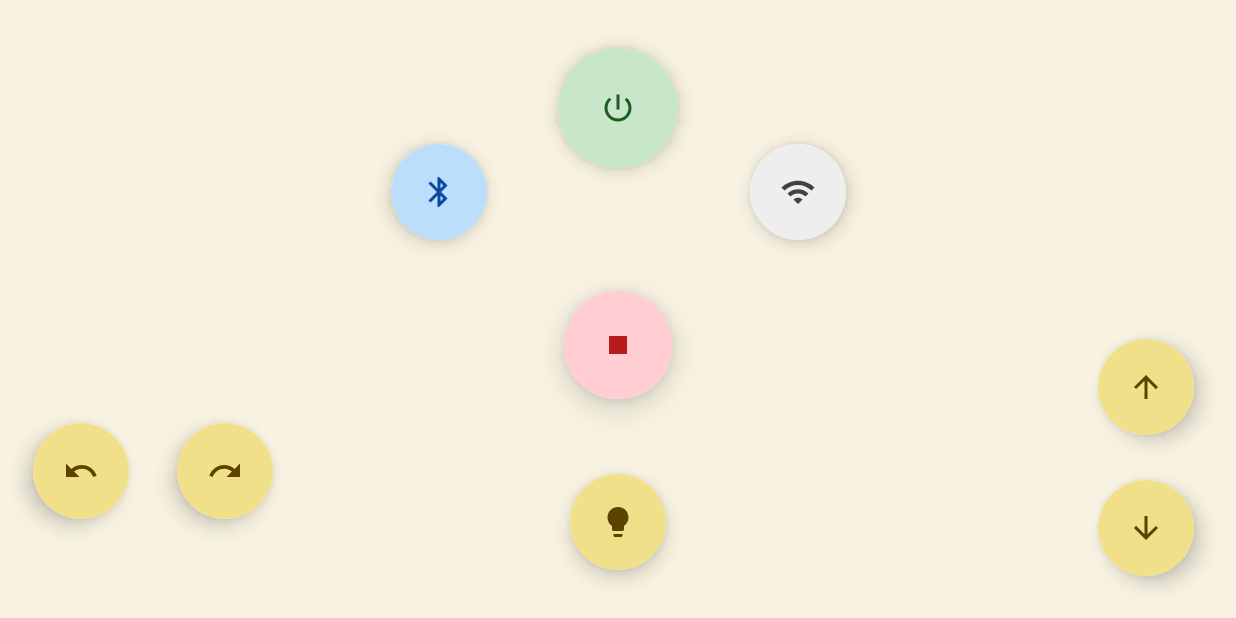
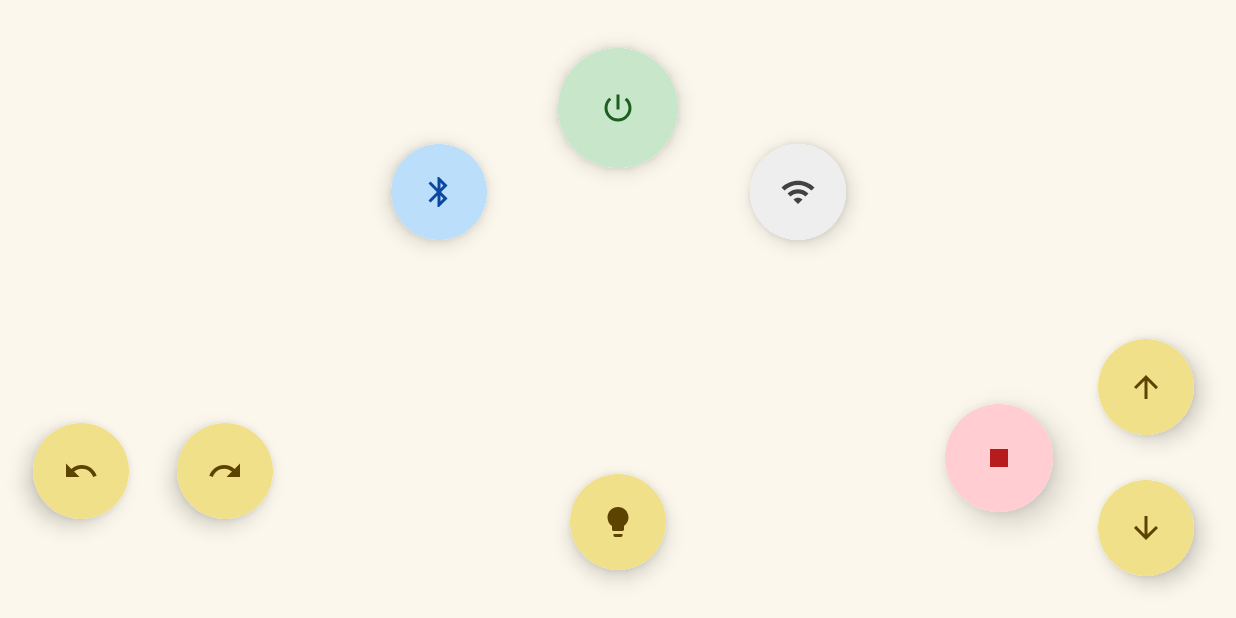
Before and after one commit to Ismael-droid-01/control_remoto, an Android app built with Jetpack Compose: the screen it shows after launch (MainActivity), on a phone screen of 824 x 412 dp (held sideways). Run offline under Robolectric (Android 15) with nearby library versions, the phone set to English and light mode, and no system bars.

Commit message:
Reposicionamiento del boton stop

```diff
--- a/app/src/main/java/com/example/control_remoto/ui/RemoteControlUI.kt
+++ b/app/src/main/java/com/example/control_remoto/ui/RemoteControlUI.kt
@@ -190,11 +190,40 @@ fun RemoteControlUI(modifier: Modifier = Modifier) {
             }
         }
 
-        // 🔼🔽 Arriba y Abajo (color primario)
-        Column(
+        // 🔼🔽 Arriba, Abajo y ⛔ Stop (botón stop a la izquierda)
+        Row(
             modifier = Modifier
                 .align(Alignment.BottomEnd)
                 .padding(12.dp),
+            horizontalArrangement = Arrangement.spacedBy(30.dp),
+            verticalAlignment = Alignment.CenterVertically
+        ) {
+            // Botón Stop
+            Surface(
+                shape = CircleShape,
+                shadowElevation = 12.dp,
+                modifier = Modifier.size(72.dp)
+            ) {
+                IconButton(
+                    onClick = {
+                        showMessage("Parale a tu tren")
+                        bleServer?.sendText("Stop")
+                    },
+                    modifier = Modifier
+                        .background(stopBackground, CircleShape)
+                        .fillMaxSize()
+                        .buttonBorder(stopBackground)
+                ) {
+                    Icon(
+                        Icons.Filled.Stop,
+                        contentDescription = "Stop",
+                        tint = stopIconColor
+                    )
+                }
+            }
+
+            // Columna con Arriba y Abajo
+            Column(
                 verticalArrangement = Arrangement.spacedBy(30.dp),
                 horizontalAlignment = Alignment.CenterHorizontally
             ) {
@@ -244,32 +273,6 @@ fun RemoteControlUI(modifier: Modifier = Modifier) {
                     }
                 }
             }
-
-        // ⛔ Botón Stop con color propio
-        Surface(
-            shape = CircleShape,
-            shadowElevation = 12.dp,
-            modifier = Modifier
-                .align(Alignment.BottomCenter)
-                .padding(bottom = 130.dp)
-                .size(72.dp)
-        ) {
-            IconButton(
-                onClick = {
-                    showMessage("Parale a tu tren")
-                    bleServer?.sendText("Stop")
-                },
-                modifier = Modifier
-                    .background(stopBackground, CircleShape)
-                    .fillMaxSize()
-                    .buttonBorder(stopBackground)
-            ) {
-                Icon(
-                    Icons.Filled.Stop,
-                    contentDescription = "Stop",
-                    tint = stopIconColor
-                )
-            }
         }
 
         // 💡 Botón Luces (color primario)
--- a/app/src/main/java/com/example/control_remoto/ui/theme/RemoteControlTheme.kt
+++ b/app/src/main/java/com/example/control_remoto/ui/theme/RemoteControlTheme.kt
@@ -6,7 +6,7 @@ import androidx.compose.ui.graphics.Color
 import androidx.compose.foundation.isSystemInDarkTheme
 
 private val LightColors = lightColorScheme(
-    primary = Color(0xFFD9A800),             // Amarillo mostaza cálido
+    primary = Color(0xFFF8D76E),            // Amarillo mostaza cálido
     onPrimary = Color.Black,
     primaryContainer = Color(0xFFF1E08A),    // Amarillo pastel suave
     onPrimaryContainer = Color(0xFF5D4300),
@@ -33,9 +33,9 @@ private val LightColors = lightColorScheme(
 )
 
 private val DarkColors = darkColorScheme(
-    primary = Color(0xFFB58800),              // Amarillo mostaza oscuro
+    primary = Color(0xFFF2C933),              // Amarillo mostaza oscuro
     onPrimary = Color.Black,
-    primaryContainer = Color(0xFFD9A800),
+    primaryContainer = Color(0xFFE6C85F),
     onPrimaryContainer = Color(0xFF5D4300),
 
     secondary = Color(0xFF1565C0),           // Azul oscuro (Bluetooth)
```
Lines whose indentation alone changed are shown as unchanged.
